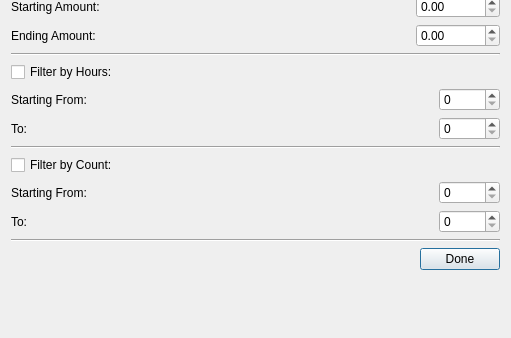
This is src/main/c++/filterdialog.ui in bruxillensis/teampear as Qt 5 draws it before an edit; both pictures show x 0 to 511 and y 254 to 592 of the 511 by 592 pixel window. The edited form follows.
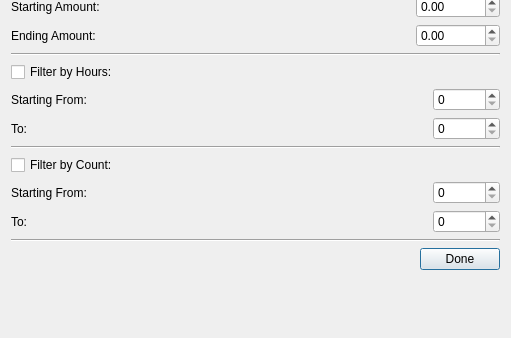
This is the edited form.

Commit message: fixed filterdialog and fixed typo in helpdialog

What changed in the file:
```diff
--- a/src/main/c++/filterdialog.ui
+++ b/src/main/c++/filterdialog.ui
@@ -273,7 +273,7 @@
          <item>
           <widget class="QSpinBox" name="startHourSpinBox">
            <property name="maximum">
-            <number>10000</number>
+            <number>1000000000</number>
            </property>
           </widget>
          </item>
@@ -304,7 +304,7 @@
          <item>
           <widget class="QSpinBox" name="endHourSpinBox">
            <property name="maximum">
-            <number>10000</number>
+            <number>1000000000</number>
            </property>
           </widget>
          </item>
@@ -353,7 +353,7 @@
          <item>
           <widget class="QSpinBox" name="startCountSpinBox">
            <property name="maximum">
-            <number>10000</number>
+            <number>1000000000</number>
            </property>
           </widget>
          </item>
@@ -384,7 +384,7 @@
          <item>
           <widget class="QSpinBox" name="endCountSpinBox">
            <property name="maximum">
-            <number>10000</number>
+            <number>1000000000</number>
            </property>
           </widget>
          </item>
```
Left out of the diff: 4 changed lines with no effect on the pictures. The commit also changes 1 other file.
